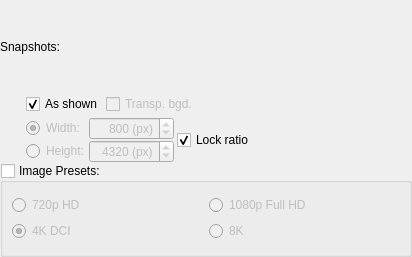
rolandjansky/athena, file graphics/VP1/VP1Base/src/vp13dstandardchannelsnapshotgroupbox.ui: the form before one commit.
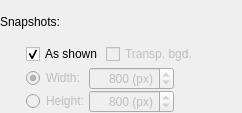
The form after the commit.

What changed in the file:
```diff
--- a/graphics/VP1/VP1Base/src/vp13dstandardchannelsnapshotgroupbox.ui
+++ b/graphics/VP1/VP1Base/src/vp13dstandardchannelsnapshotgroupbox.ui
@@ -6,8 +6,8 @@
    <rect>
     <x>0</x>
     <y>0</y>
-    <width>412</width>
-    <height>257</height>
+    <width>242</width>
+    <height>113</height>
    </rect>
   </property>
   <property name="windowTitle">
@@ -18,12 +18,12 @@
     <number>0</number>
    </property>
    <item>
-    <layout class="QVBoxLayout" name="layout_main">
+    <layout class="QVBoxLayout">
      <property name="spacing">
       <number>0</number>
      </property>
      <item>
-      <layout class="QHBoxLayout" name="layout_top_label">
+      <layout class="QHBoxLayout">
        <item>
         <widget class="QLabel" name="label">
          <property name="text">
@@ -47,7 +47,7 @@
       </layout>
      </item>
      <item>
-      <layout class="QHBoxLayout" name="layout_snapshot_options">
+      <layout class="QHBoxLayout">
        <property name="spacing">
         <number>0</number>
        </property>
@@ -153,7 +153,7 @@
                 <number>10</number>
                </property>
                <property name="maximum">
-                <number>16000</number>
+                <number>30000</number>
                </property>
                <property name="singleStep">
                 <number>50</number>
@@ -188,27 +188,13 @@
                 <number>10</number>
                </property>
                <property name="maximum">
-                <number>16000</number>
+                <number>30000</number>
                </property>
                <property name="singleStep">
                 <number>50</number>
                </property>
                <property name="value">
-                <number>4320</number>
-               </property>
-              </widget>
-             </item>
-            </layout>
-           </item>
-           <item>
-            <layout class="QVBoxLayout" name="verticalLayout_lockOption">
-             <item>
-              <widget class="QCheckBox" name="checkBox_lockRatio">
-               <property name="text">
-                <string>Lock ratio</string>
-               </property>
-               <property name="checked">
-                <bool>true</bool>
+                <number>800</number>
                </property>
               </widget>
              </item>
@@ -233,93 +219,6 @@
        </item>
       </layout>
      </item>
-     <item>
-      <layout class="QVBoxLayout" name="verticalLayout">
-       <item>
-        <widget class="QGroupBox" name="groupBox_imagePresets">
-         <property name="sizePolicy">
-          <sizepolicy hsizetype="Minimum" vsizetype="Minimum">
-           <horstretch>0</horstretch>
-           <verstretch>0</verstretch>
-          </sizepolicy>
-         </property>
-         <property name="title">
-          <string>Image Presets:</string>
-         </property>
-         <property name="checkable">
-          <bool>true</bool>
-         </property>
-         <property name="checked">
-          <bool>false</bool>
-         </property>
-         <layout class="QVBoxLayout" name="verticalLayout_2">
-          <item>
-           <layout class="QGridLayout" name="gridLayout">
-            <item row="0" column="1">
-             <widget class="QRadioButton" name="radioButton_1080p">
-              <property name="toolTip">
-               <string>1920 x 1080 pixels (16:9 aspect ratio) - 2.1 Mpixels</string>
-              </property>
-              <property name="text">
-               <string>1080p Full HD</string>
-              </property>
-              <property name="checked">
-               <bool>false</bool>
-              </property>
-              <attribute name="buttonGroup">
-               <string notr="true">buttonGroup_imagePresets</string>
-              </attribute>
-             </widget>
-            </item>
-            <item row="1" column="0">
-             <widget class="QRadioButton" name="radioButton_4K">
-              <property name="toolTip">
-               <string>4096 x 2160 pixels (1.9:1 aspect ratio) - 8.85 Mpixels</string>
-              </property>
-              <property name="text">
-               <string>4K DCI</string>
-              </property>
-              <property name="checked">
-               <bool>true</bool>
-              </property>
-              <attribute name="buttonGroup">
-               <string notr="true">buttonGroup_imagePresets</string>
-              </attribute>
-             </widget>
-            </item>
-            <item row="0" column="0">
-             <widget class="QRadioButton" name="radioButton_720p">
-              <property name="toolTip">
-               <string>1280 x 720 pixels - 16:9 aspect ratio - 0.9 Mpixels</string>
-              </property>
-              <property name="text">
-               <string>720p HD</string>
-              </property>
-              <attribute name="buttonGroup">
-               <string notr="true">buttonGroup_imagePresets</string>
-              </attribute>
-             </widget>
-            </item>
-            <item row="1" column="1">
-             <widget class="QRadioButton" name="radioButton_8K">
-              <property name="toolTip">
-               <string>8192 × 4320 pixels (17:9 aspect ratio) - 35.4 Mpixels</string>
-              </property>
-              <property name="text">
-               <string>8K</string>
-              </property>
-              <attribute name="buttonGroup">
-               <string notr="true">buttonGroup_imagePresets</string>
-              </attribute>
-             </widget>
-            </item>
-           </layout>
-          </item>
-         </layout>
-        </widget>
-       </item>
-      </layout>
-     </item>
     </layout>
    </item>
   </layout>
```
Left out of the diff: 3 changed lines with no effect on the pictures.
